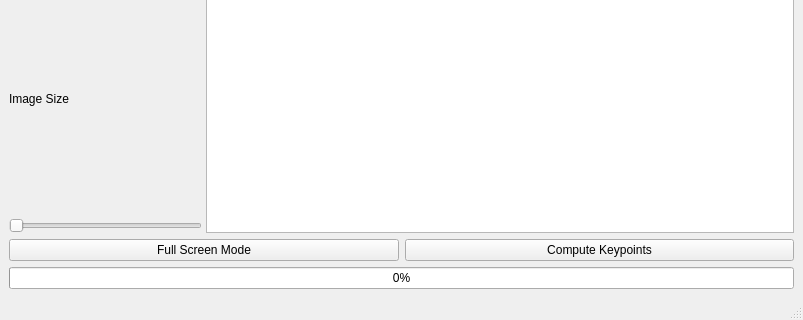
The window that ui/main_window.ui (TimoStoff/wingNet) describes before a commit, drawn with Qt 5; both pictures show x 0 to 803 and y 296 to 616 of the 803 by 616 pixel window.
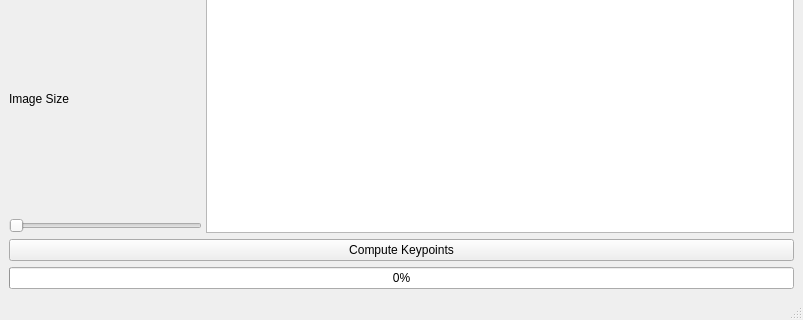
The same window after the commit.

Diff of the .ui file:
```diff
--- a/ui/main_window.ui
+++ b/ui/main_window.ui
@@ -95,13 +95,6 @@
      <layout class="QVBoxLayout" name="verticalLayout_2">
       <item>
        <layout class="QHBoxLayout" name="horizontalLayout">
-        <item>
-         <widget class="QPushButton" name="btn_fullscreen">
-          <property name="text">
-           <string>Full Screen Mode</string>
-          </property>
-         </widget>
-        </item>
         <item>
          <widget class="QPushButton" name="btn_label_wings">
           <property name="text">
```
